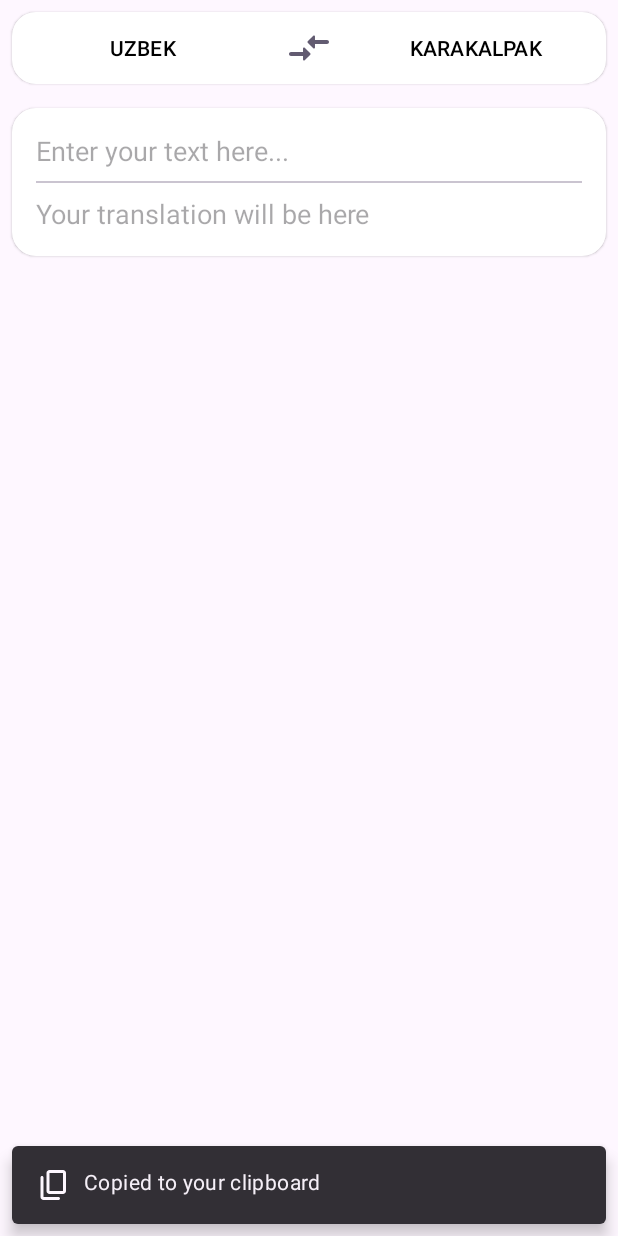
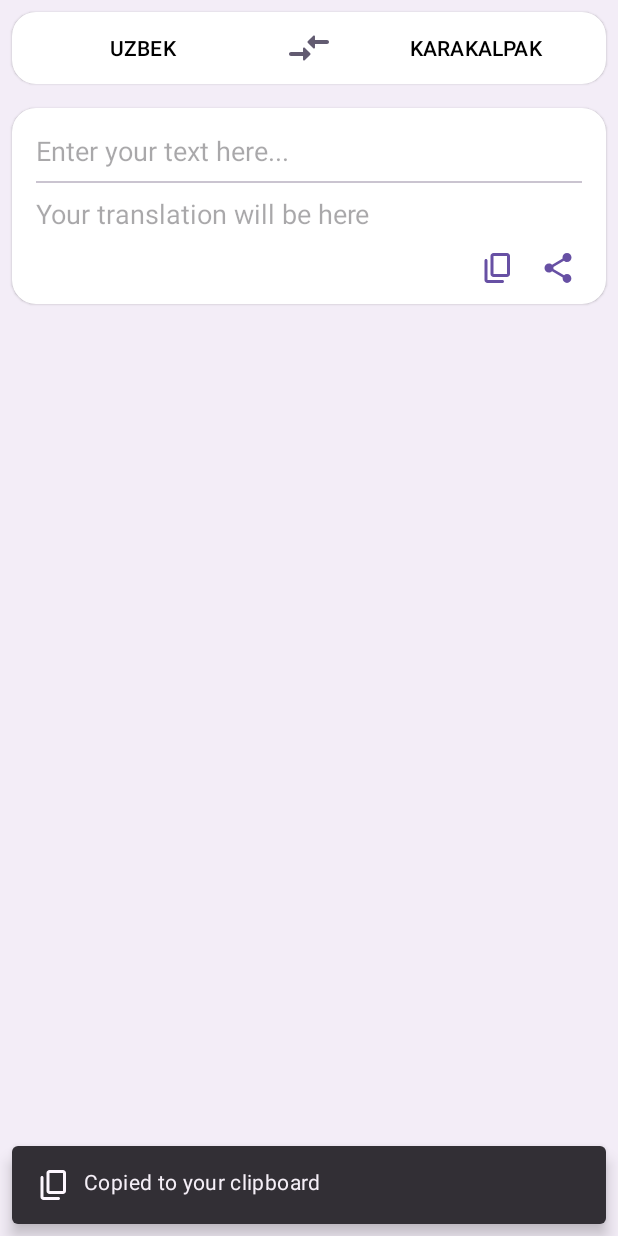
Before and after one commit to theberdakh/From2, an Android app built with Jetpack Compose: the screen it shows after launch (MainActivity), after a tap on an icon or button, on a phone screen of 412 x 824 dp. Run offline under Robolectric (Android 15) with nearby library versions, the phone set to English and light mode, and no system bars.

Commit message:
upd translate screen

```diff
--- a/app/src/main/java/com/theberdakh/from2/screen/translate/TranslateFragment.kt
+++ b/app/src/main/java/com/theberdakh/from2/screen/translate/TranslateFragment.kt
@@ -125,7 +125,7 @@ class TranslateFragment : Fragment() {
             }
         }
 
-        binding.viewDeleteContentTopInput.setOnClickListener {
+        binding.viewDelete.setOnClickListener {
             binding.editTextTopInput.setText("")
         }
 
--- a/app/src/main/res/layout/fragment_translate.xml
+++ b/app/src/main/res/layout/fragment_translate.xml
@@ -4,6 +4,7 @@
     xmlns:tools="http://schemas.android.com/tools"
     android:layout_width="match_parent"
     android:layout_height="match_parent"
+    android:background="?colorSurfaceContainer"
     android:orientation="vertical">
 
     <FrameLayout
@@ -69,10 +70,7 @@
         </LinearLayout>
     </FrameLayout>
 
-
-
-
-    <androidx.constraintlayout.widget.ConstraintLayout
+    <LinearLayout
         android:layout_width="match_parent"
         android:layout_height="wrap_content"
         android:layout_margin="8dp"
@@ -81,35 +79,43 @@
         android:background="@drawable/shape_translate_input_field"
         android:orientation="vertical">
 
-        <View
-            android:id="@+id/view_delete_content_top_input"
-            android:layout_width="24dp"
-            android:layout_height="24dp"
-            android:layout_gravity="end"
-            android:layout_margin="8dp"
-            android:background="@drawable/round_close_24"
-            android:visibility="invisible"
-            android:backgroundTint="?colorSecondary"
-            app:layout_constraintEnd_toEndOf="parent"
-            app:layout_constraintTop_toTopOf="parent" />
-
-
-
 
             <EditText
                 android:id="@+id/edit_text_top_input"
                 android:layout_width="match_parent"
                 android:layout_height="wrap_content"
-            android:layout_marginEnd="48dp"
                 android:padding="8dp"
                 android:imeOptions="actionDone"
                 android:background="@android:color/transparent"
                 android:gravity="top"
+                android:scrollbars="vertical"
                 android:hint="@string/hint_enter_your_text"
-            android:inputType="textNoSuggestions"
+                android:inputType="textNoSuggestions|textMultiLine"
                 app:layout_constraintEnd_toEndOf="parent"
                 app:layout_constraintStart_toStartOf="parent"
                 app:layout_constraintTop_toTopOf="parent" />
+
+
+
+        <LinearLayout
+            android:layout_width="match_parent"
+            android:layout_height="wrap_content"
+            android:padding="4dp"
+            android:visibility="gone"
+            android:gravity="center_vertical|end"
+            android:orientation="horizontal">
+
+            <View
+                android:id="@+id/view_delete"
+                android:layout_width="24dp"
+                android:layout_marginHorizontal="8dp"
+                android:layout_height="24dp"
+                android:background="@drawable/round_close_24"
+                android:backgroundTint="?colorPrimaryVariant" />
+
+        </LinearLayout>
+
+
 
         <com.google.android.material.divider.MaterialDivider
             android:id="@+id/divider"
@@ -127,18 +133,40 @@
                 android:layout_width="match_parent"
                 android:layout_height="wrap_content"
                 android:autofillHints=""
-                android:inputType="textNoSuggestions"
+                android:inputType="textNoSuggestions|textMultiLine"
                 android:padding="8dp"
-                android:minLines="5"
                 android:scrollbars="vertical"
                 android:background="@android:color/transparent"
                 android:gravity="top"
                 android:hint="@string/hint_ouput_will_be_here"
-                app:layout_constraintTop_toBottomOf="@id/divider"
-                app:layout_constraintStart_toStartOf="parent"
-                app:layout_constraintEnd_toEndOf="parent"
                 />
 
+        <LinearLayout
+            android:layout_width="match_parent"
+            android:layout_height="wrap_content"
+            android:gravity="end"
+            android:padding="4dp"
+            android:orientation="horizontal">
+
+            <View
+                android:id="@+id/view_copy"
+                android:layout_width="24dp"
+                android:layout_marginHorizontal="8dp"
+                android:layout_height="24dp"
+                android:layout_gravity="end"
+                android:background="@drawable/round_content_copy_24"
+                android:backgroundTint="?colorPrimaryVariant" />
+
+            <View
+                android:id="@+id/view_share"
+                android:layout_width="24dp"
+                android:layout_height="24dp"
+                android:layout_gravity="end"
+                android:layout_marginHorizontal="8dp"
+                android:background="@drawable/round_share_24"
+                android:backgroundTint="?colorPrimaryVariant" />
+
+        </LinearLayout>
 
 
         <com.google.android.material.button.MaterialButton
@@ -155,36 +183,11 @@
             app:layout_constraintTop_toBottomOf="@id/edit_text_top_input" />
 
 
-    </androidx.constraintlayout.widget.ConstraintLayout>
+    </LinearLayout>
 
 
 
 
-    <LinearLayout
-        android:layout_width="match_parent"
-        android:layout_height="wrap_content"
-        android:gravity="end"
-        android:orientation="horizontal"
-        android:paddingHorizontal="16dp">
 
-        <View
-            android:id="@+id/view_copy"
-            android:layout_width="24dp"
-            android:layout_marginHorizontal="8dp"
-            android:layout_height="24dp"
-            android:layout_gravity="end"
-            android:background="@drawable/round_content_copy_24"
-            android:backgroundTint="?colorSurfaceBright" />
-
-        <View
-            android:id="@+id/view_share"
-            android:layout_width="24dp"
-            android:layout_height="24dp"
-            android:layout_gravity="end"
-            android:layout_marginHorizontal="8dp"
-            android:background="@drawable/round_share_24"
-            android:backgroundTint="?colorSurfaceBright" />
 
 </LinearLayout>
-
-</LinearLayout>
```
Lines whose indentation alone changed are shown as unchanged.
